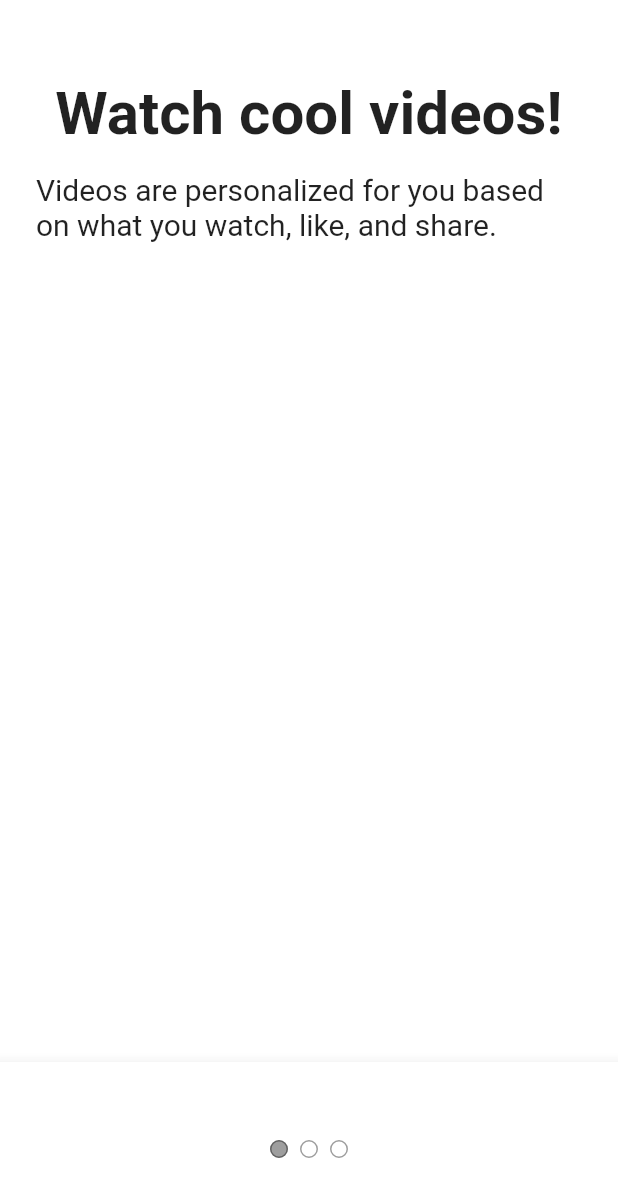
After one commit to ghrms80/tiktok_clone_re0, a Flutter app: the screen it shows after launch, after a tap on "Next", on a phone screen of 412 x 824 dp. The commit adds this screen. Shown: the top 1197 px of the screen. Run offline on Flutter 3.47's test engine with Material 2 defaults, Android fonts, the phone set to English and light mode, and no system bars; our stand-ins replace font_awesome_flutter.

Commit message:
5.3 Tutorial Screen

```diff
--- a/lib/features/onboarding/interests_screen.dart
+++ b/lib/features/onboarding/interests_screen.dart
@@ -1,5 +1,6 @@
 import 'package:flutter/material.dart';
 import 'package:tiktoc_clne_re0/constant/gaps.dart';
+import 'package:tiktoc_clne_re0/features/onboarding/tutorial_screen.dart';
 import 'package:tiktoc_clne_re0/features/onboarding/widgets/interest_button.dart';
 
 const interests = [
@@ -81,6 +82,15 @@
     super.dispose();
   }
 
+  void _onNextTap() {
+    Navigator.push(
+      context,
+      MaterialPageRoute(
+        builder: (context) => const TutorialScreen(),
+      ),
+    );
+  }
+
   @override
   Widget build(BuildContext context) {
     return Scaffold(
@@ -143,6 +153,8 @@
             left: 24,
             right: 24,
           ),
+          child: GestureDetector(
+            onTap: _onNextTap,
             child: Container(
               padding: const EdgeInsets.symmetric(
                 vertical: 20,
@@ -161,6 +173,7 @@
             ),
           ),
         ),
+      ),
     );
   }
 }
--- /dev/null
+++ b/lib/features/onboarding/tutorial_screen.dart
@@ -0,0 +1,106 @@
+import 'package:flutter/material.dart';
+import 'package:tiktoc_clne_re0/constant/gaps.dart';
+
+class TutorialScreen extends StatefulWidget {
+  const TutorialScreen({super.key});
+
+  @override
+  State<TutorialScreen> createState() => _TutorialScreenState();
+}
+
+class _TutorialScreenState extends State<TutorialScreen> {
+  @override
+  Widget build(BuildContext context) {
+    return DefaultTabController(
+      length: 3,
+      child: Scaffold(
+        body: SafeArea(
+          child: TabBarView(
+            children: [
+              Padding(
+                padding: const EdgeInsets.symmetric(horizontal: 24),
+                child: Column(
+                  children: const [
+                    Gaps.v52,
+                    Text(
+                      "Watch cool videos!",
+                      style: TextStyle(
+                        fontSize: 40,
+                        fontWeight: FontWeight.bold,
+                      ),
+                    ),
+                    Gaps.v16,
+                    Text(
+                      "Videos are personalized for you based on what you watch, like, and share.",
+                      style: TextStyle(
+                        fontSize: 20,
+                      ),
+                    ),
+                  ],
+                ),
+              ),
+              Padding(
+                padding: const EdgeInsets.symmetric(horizontal: 24),
+                child: Column(
+                  children: const [
+                    Gaps.v52,
+                    Text(
+                      "Follow the rules!",
+                      style: TextStyle(
+                        fontSize: 40,
+                        fontWeight: FontWeight.bold,
+                      ),
+                    ),
+                    Gaps.v16,
+                    Text(
+                      "Videos are personalized for you based on what you watch, like, and share.",
+                      style: TextStyle(
+                        fontSize: 20,
+                      ),
+                    ),
+                  ],
+                ),
+              ),
+              Padding(
+                padding: const EdgeInsets.symmetric(horizontal: 24),
+                child: Column(
+                  children: const [
+                    Gaps.v52,
+                    Text(
+                      "Enjoy the Ride.",
+                      style: TextStyle(
+                        fontSize: 40,
+                        fontWeight: FontWeight.bold,
+                      ),
+                    ),
+                    Gaps.v16,
+                    Text(
+                      "Videos are personalized for you based on what you watch, like, and share.",
+                      style: TextStyle(
+                        fontSize: 20,
+                      ),
+                    ),
+                  ],
+                ),
+              ),
+            ],
+          ),
+        ),
+        bottomNavigationBar: BottomAppBar(
+          child: Container(
+            padding: const EdgeInsets.symmetric(vertical: 48),
+            child: Row(
+              mainAxisAlignment: MainAxisAlignment.center,
+              children: const [
+                TabPageSelector(
+                  // color: Colors.white,
+                  selectedColor: Colors.black38,
+                ),
+              ],
+            ),
+          ),
+        ),
+      ),
+    );
+  }
+}
```
Lines whose indentation alone changed are shown as unchanged.
